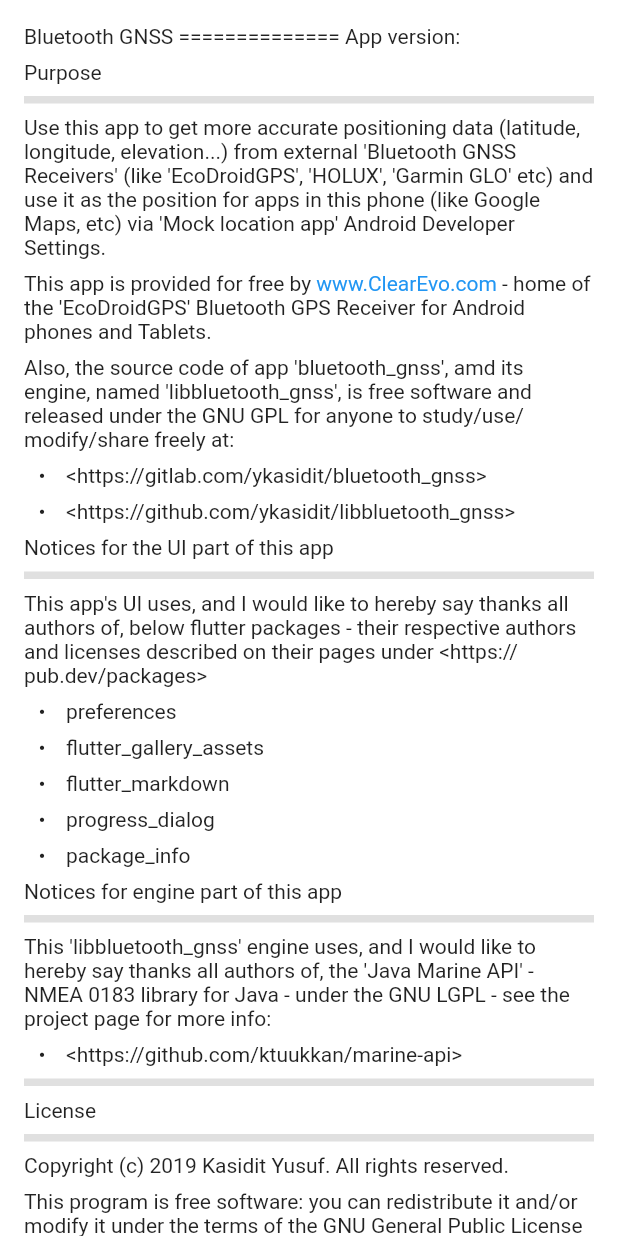
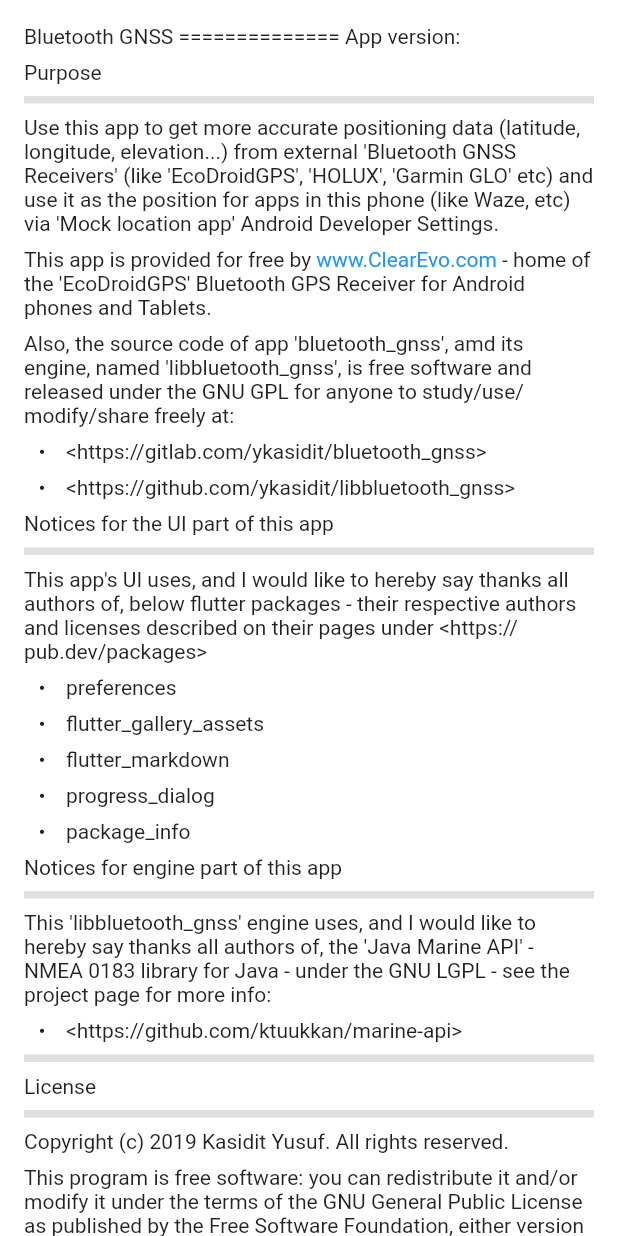
Before and after one commit to ykasidit/bluetooth_gnss, a Flutter app: what get_about_view() shows on an empty page, opened directly, on a phone screen of 412 x 824 dp. Run offline on Flutter 3.47's test engine with Material 2 defaults, Android fonts, the light colour scheme and no system bars; our stand-ins replace flutter_markdown, package_info, progress_dialog; missing offline and left inert: preferences.

Commit message:
update about

```diff
--- a/lib/about.dart
+++ b/lib/about.dart
@@ -59,7 +59,7 @@
 Purpose
 ------
 
-Use this app to get more accurate positioning data (latitude, longitude, elevation...) from external 'Bluetooth GNSS Receivers' (like 'EcoDroidGPS', 'HOLUX', 'Garmin GLO' etc) and use it as the position for apps in this phone (like Google Maps, etc) via 'Mock location app' Android Developer Settings.
+Use this app to get more accurate positioning data (latitude, longitude, elevation...) from external 'Bluetooth GNSS Receivers' (like 'EcoDroidGPS', 'HOLUX', 'Garmin GLO' etc) and use it as the position for apps in this phone (like Waze, etc) via 'Mock location app' Android Developer Settings.
 
 """+ScrollableTabsDemoState.note_how_to_disable_mock_location+"""
 
```
